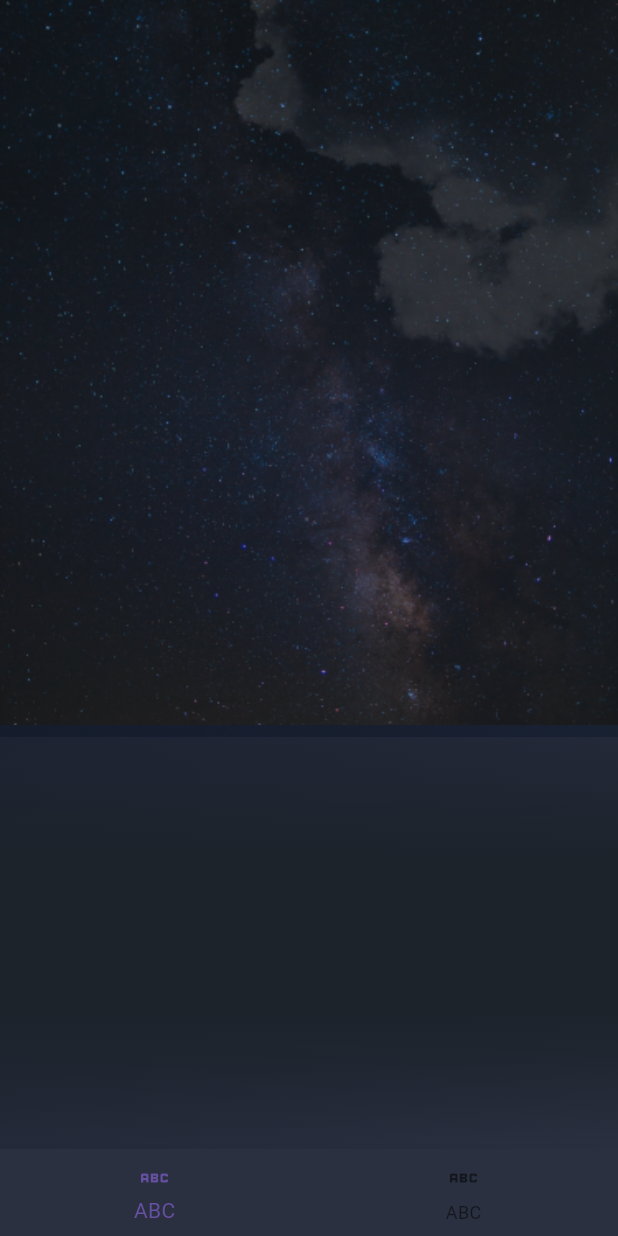
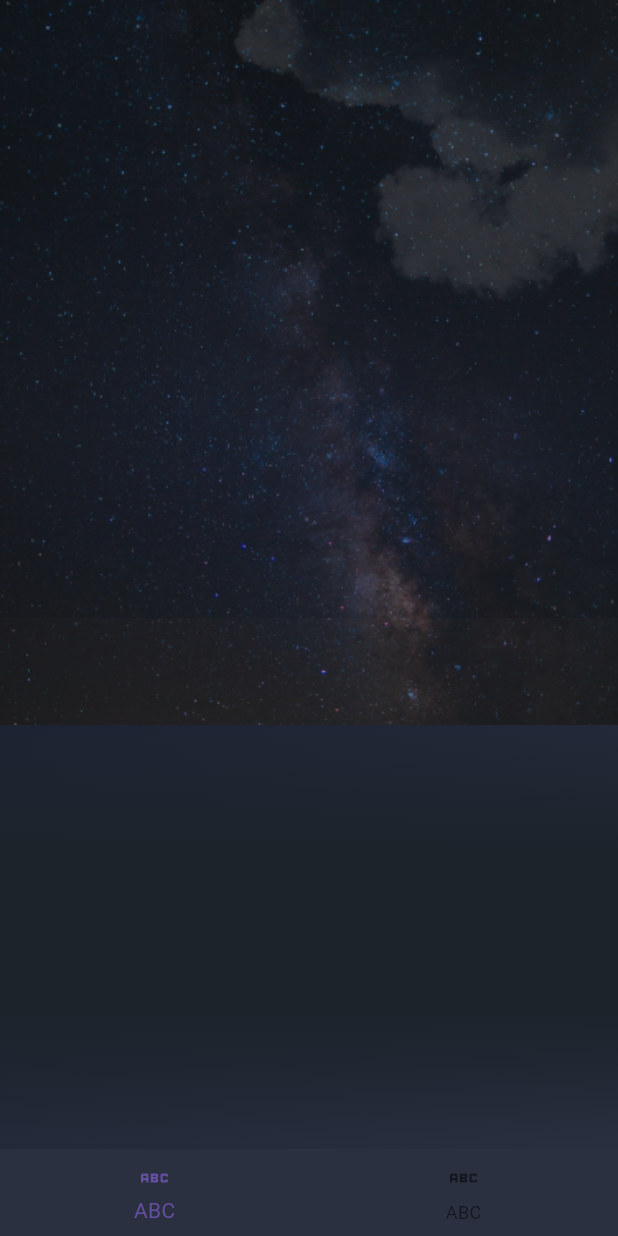
Before and after one commit to itssss-sweta/Weather_forecast, a Flutter app: the BackgroundWidget screen opened directly, on a phone screen of 412 x 824 dp. Run offline on Flutter 3.47's test engine with Material 3 defaults, Android fonts, the phone set to English and light mode, and no system bars; our stand-ins replace geolocator, get, shared_preferences; accounts and stored records are empty; statements that could not run were skipped.

Commit message:
fix: give height to background image

```diff
--- a/lib/ui/widgets/background_widget.dart
+++ b/lib/ui/widgets/background_widget.dart
@@ -39,6 +39,7 @@ class BackgroundWidget extends StatelessWidget {
                   'cloud'.getPngImage,
                   fit: BoxFit.cover,
                   width: double.infinity,
+                  height: MediaQuery.sizeOf(context).height / 2,
                 ),
                 Positioned(
                   child: Image.asset(
```
Also changed, not shown: lib/ui/homepage/widgets/current_weather_highlights_widget.dart (+0 -15 lines).
